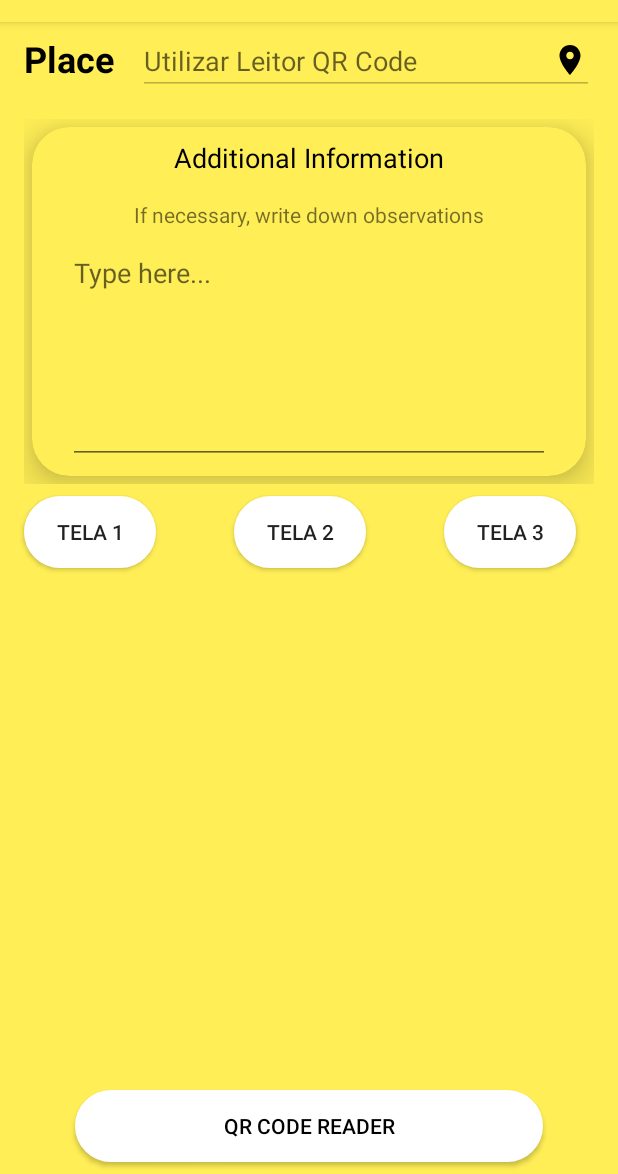
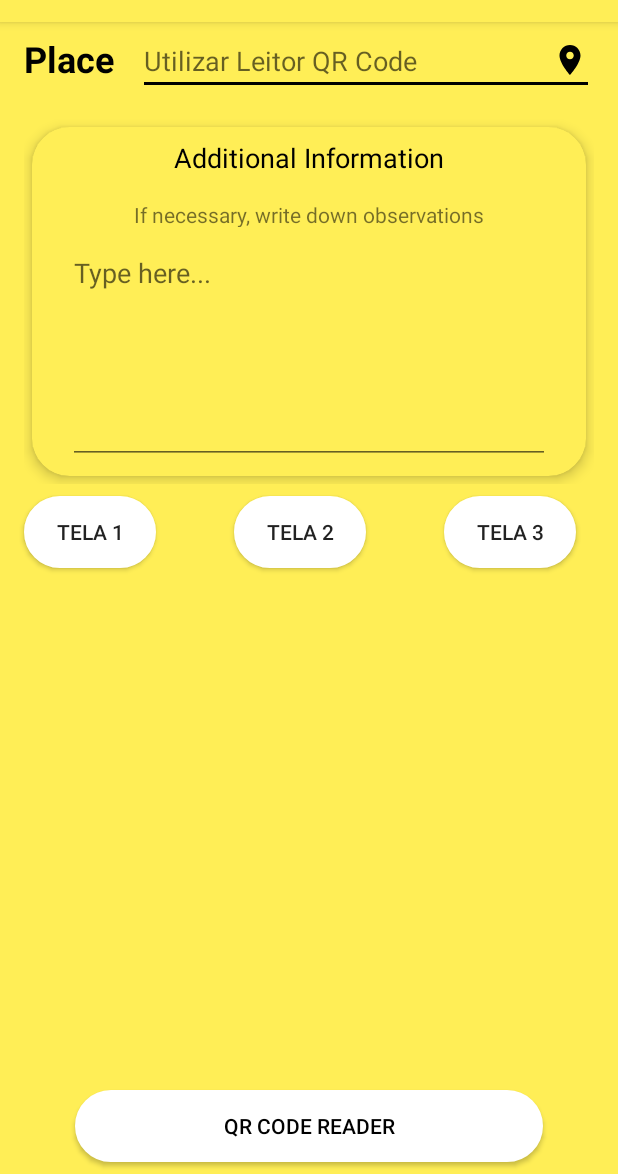
Before and after one commit to Mur1lol/Piaya-Mobile, an Android app: the screen it shows after launch (MainActivity), after a tap on "TELA 3", on a phone screen of 412 x 824 dp, the part 62-1236 px from its top. Run offline under Robolectric (Android 15) with nearby library versions, the phone set to English and light mode, and no system bars; libraries missing offline, so code that uses them is left out: com.google.zxing.integration.

Commit message:
Atualizando sombra nos cards

```diff
--- a/app/src/main/java/com/example/piayaqrcode/app/MainActivity.kt
+++ b/app/src/main/java/com/example/piayaqrcode/app/MainActivity.kt
@@ -118,7 +118,6 @@ class MainActivity : AppCompatActivity(), TipoListener {
     }
 
     override fun getTipo(tipos: String) {
-        Toast.makeText(this, tipos, Toast.LENGTH_SHORT).show()
         trocaTela(tipos)
     }
 
--- a/app/src/main/res/layout/activity_main.xml
+++ b/app/src/main/res/layout/activity_main.xml
@@ -27,7 +27,7 @@
             app:layout_constraintEnd_toEndOf="parent" android:layout_marginRight="16dp"
             android:drawableRight="@drawable/ic_place_black_24dp"
             android:clickable="false" app:layout_constraintStart_toEndOf="@+id/local" android:layout_marginStart="16dp"
-            android:layout_marginLeft="16dp" app:layout_constraintTop_toTopOf="parent" android:enabled="false"
+            android:layout_marginLeft="16dp" app:layout_constraintTop_toTopOf="parent" android:enabled="true"
             android:layout_marginTop="3dp"/>
     <FrameLayout
             android:layout_width="0dp"
--- a/app/src/main/res/layout/fragment_acontecimento.xml
+++ b/app/src/main/res/layout/fragment_acontecimento.xml
@@ -3,7 +3,7 @@
                                    xmlns:app="http://schemas.android.com/apk/res-auto"
                                    xmlns:tools="http://schemas.android.com/tools" android:layout_width="match_parent"
                                    android:layout_height="wrap_content" app:cardCornerRadius="25dp"
-                                   app:cardElevation="15dp" android:layout_margin="5dp"
+                                   app:cardElevation="5dp" android:layout_margin="5dp"
                                    app:cardBackgroundColor="#FFEE56">
 
     <androidx.constraintlayout.widget.ConstraintLayout
--- a/app/src/main/res/layout/fragment_info_agua.xml
+++ b/app/src/main/res/layout/fragment_info_agua.xml
@@ -3,7 +3,7 @@
                                    xmlns:app="http://schemas.android.com/apk/res-auto"
                                    xmlns:tools="http://schemas.android.com/tools" android:layout_width="match_parent"
                                    android:layout_height="wrap_content" app:cardCornerRadius="25dp"
-                                   app:cardElevation="15dp" android:layout_margin="5dp"
+                                   app:cardElevation="5dp" android:layout_margin="5dp"
                                    app:cardBackgroundColor="#FFEE56">
 
     <androidx.constraintlayout.widget.ConstraintLayout
--- a/app/src/main/res/layout/fragment_info_luz.xml
+++ b/app/src/main/res/layout/fragment_info_luz.xml
@@ -4,7 +4,7 @@
                                    xmlns:tools="http://schemas.android.com/tools" android:layout_width="match_parent"
                                    android:layout_height="wrap_content" app:cardCornerRadius="25dp"
                                    android:layout_margin="5dp"
-                                   app:cardBackgroundColor="#FFEE56">
+                                   app:cardBackgroundColor="#FFEE56" app:cardElevation="5dp">
 
     <androidx.constraintlayout.widget.ConstraintLayout
             android:layout_width="match_parent"
```
Also changed, not shown: app/src/main/res/layout/fragment_info_lixo.xml (+10 -7 lines).
